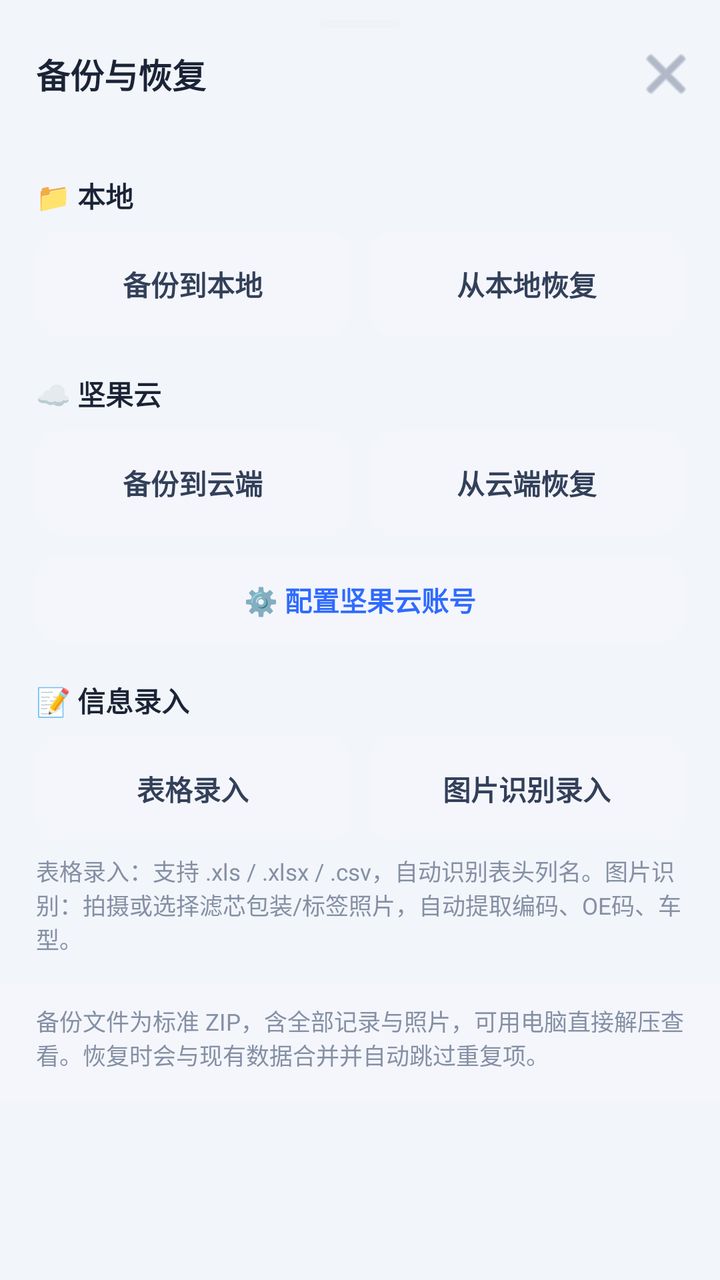
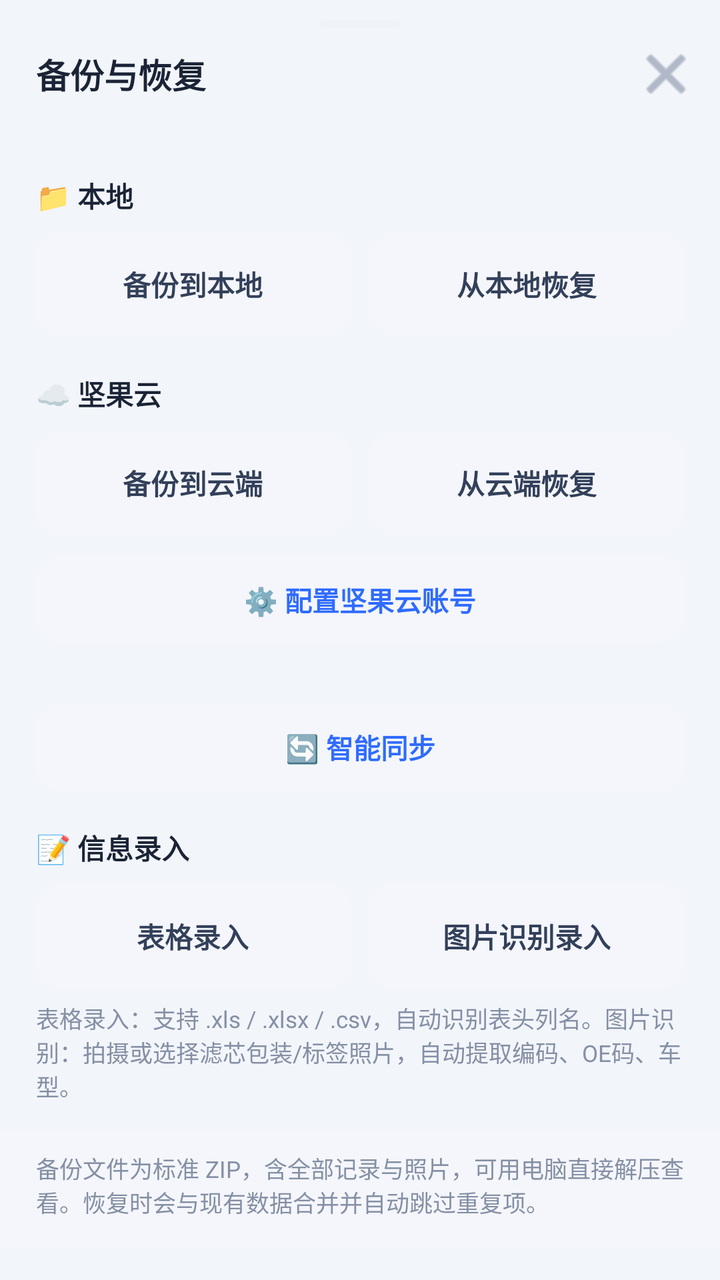

Screens rendered from an Android XML layout before and after an edit, with the pre-edit source and the edit as a unified diff.
<!-- AndroidManifest.xml: application theme Theme.FilterMaster -->
<!-- res/layout/sheet_backup.xml -->
<?xml version="1.0" encoding="utf-8"?>
<ScrollView xmlns:android="http://schemas.android.com/apk/res/android"
    android:layout_width="match_parent"
    android:layout_height="match_parent"
    android:fillViewport="true">

    <LinearLayout
        android:layout_width="match_parent"
        android:layout_height="wrap_content"
        android:orientation="vertical">

    <View
        android:layout_width="40dp"
        android:layout_height="4dp"
        android:layout_gravity="center_horizontal"
        android:layout_marginTop="10dp"
        android:background="@drawable/bg_rounded_8" />

    <LinearLayout
        android:layout_width="match_parent"
        android:layout_height="wrap_content"
        android:gravity="center_vertical"
        android:orientation="horizontal"
        android:paddingLeft="18dp"
        android:paddingRight="12dp"
        android:paddingTop="8dp"
        android:paddingBottom="6dp">

        <TextView
            android:id="@+id/backupSheetTitle"
            android:layout_width="0dp"
            android:layout_height="wrap_content"
            android:layout_weight="1"
            android:text="备份与恢复"
            android:textColor="@color/text_main"
            android:textSize="17sp"
            android:textStyle="bold" />

        <ImageButton
            android:id="@+id/btnBackupClose"
            android:layout_width="30dp"
            android:layout_height="30dp"
            android:background="?attr/selectableItemBackgroundBorderless"
            android:contentDescription="关闭"
            android:src="@android:drawable/ic_menu_close_clear_cancel"
            android:tint="#8590A5" />
    </LinearLayout>

    <TextView
        android:id="@+id/tvBackupSummary"
        android:layout_width="match_parent"
        android:layout_height="wrap_content"
        android:paddingLeft="18dp"
        android:paddingRight="18dp"
        android:paddingBottom="12dp"
        android:textColor="@color/text_sub"
        android:textSize="12.5sp" />

    
    <TextView
        style="@style/SectionTitle"
        android:text="📁 本地" />

    <LinearLayout
        android:layout_width="match_parent"
        android:layout_height="wrap_content"
        android:orientation="horizontal"
        android:paddingLeft="18dp"
        android:paddingRight="18dp">

        <TextView
            android:id="@+id/btnLocalBackup"
            style="@style/ActionTile"
            android:text="备份到本地" />

        <Space
            android:layout_width="10dp"
            android:layout_height="1dp" />

        <TextView
            android:id="@+id/btnLocalRestore"
            style="@style/ActionTile"
            android:text="从本地恢复" />
    </LinearLayout>

    
    <LinearLayout
        android:layout_width="match_parent"
        android:layout_height="wrap_content"
        android:gravity="center_vertical"
        android:orientation="horizontal"
        android:paddingLeft="18dp"
        android:paddingRight="18dp"
        android:paddingTop="18dp"
        android:paddingBottom="8dp">

        <TextView
            android:layout_width="0dp"
            android:layout_height="wrap_content"
            android:layout_weight="1"
            android:text="☁️ 坚果云"
            android:textColor="@color/text_main"
            android:textSize="14sp"
            android:textStyle="bold" />

        <TextView
            android:id="@+id/tvCloudStatus"
            android:layout_width="wrap_content"
            android:layout_height="wrap_content"
            android:textSize="11.5sp" />
    </LinearLayout>

    <LinearLayout
        android:layout_width="match_parent"
        android:layout_height="wrap_content"
        android:orientation="horizontal"
        android:paddingLeft="18dp"
        android:paddingRight="18dp">

        <TextView
            android:id="@+id/btnCloudBackup"
            style="@style/ActionTile"
            android:text="备份到云端" />

        <Space
            android:layout_width="10dp"
            android:layout_height="1dp" />

        <TextView
            android:id="@+id/btnCloudRestore"
            style="@style/ActionTile"
            android:text="从云端恢复" />
    </LinearLayout>

    <TextView
        android:id="@+id/btnCloudSetting"
        android:layout_width="match_parent"
        android:layout_height="wrap_content"
        android:layout_marginLeft="18dp"
        android:layout_marginRight="18dp"
        android:layout_marginTop="10dp"
        android:background="@drawable/bg_field"
        android:gravity="center"
        android:paddingTop="12dp"
        android:paddingBottom="12dp"
        android:text="⚙️ 配置坚果云账号"
        android:textColor="@color/primary"
        android:textSize="13.5sp"
        android:textStyle="bold" />

    
    <TextView
        style="@style/SectionTitle"
        android:layout_marginTop="18dp"
        android:text="📝 信息录入" />

    <LinearLayout
        android:layout_width="match_parent"
        android:layout_height="wrap_content"
        android:orientation="horizontal"
        android:paddingLeft="18dp"
        android:paddingRight="18dp">

        <TextView
            android:id="@+id/btnImportSheet"
            style="@style/ActionTile"
            android:text="表格录入" />

        <Space
            android:layout_width="10dp"
            android:layout_height="1dp" />

        <TextView
            android:id="@+id/btnImportOcr"
            style="@style/ActionTile"
            android:text="图片识别录入" />
    </LinearLayout>

    <TextView
        android:layout_width="match_parent"
        android:layout_height="wrap_content"
        android:layout_marginLeft="18dp"
        android:layout_marginRight="18dp"
        android:layout_marginTop="6dp"
        android:text="表格录入：支持 .xls / .xlsx / .csv，自动识别表头列名。图片识别：拍摄或选择滤芯包装/标签照片，自动提取编码、OE码、车型。"
        android:textColor="@color/text_sub"
        android:textSize="11.5sp" />

    <TextView
        android:layout_width="match_parent"
        android:layout_height="wrap_content"
        android:layout_marginTop="14dp"
        android:background="@color/field_bg"
        android:paddingLeft="18dp"
        android:paddingRight="18dp"
        android:paddingTop="10dp"
        android:paddingBottom="14dp"
        android:text="备份文件为标准 ZIP，含全部记录与照片，可用电脑直接解压查看。恢复时会与现有数据合并并自动跳过重复项。"
        android:textColor="@color/text_sub"
        android:textSize="11.5sp" />
    </LinearLayout>
</ScrollView>
<!-- resources referenced by this layout -->
<resources>
  <color name="field_bg">#F4F6FB</color>
  <color name="primary">#2F6BFF</color>
  <color name="text_main">#1B2436</color>
  <color name="text_sub">#8590A5</color>
  <!-- drawable bg_field (drawable) -->
  <?xml version="1.0" encoding="utf-8"?>
  <shape xmlns:android="http://schemas.android.com/apk/res/android">
      <solid android:color="@color/field_bg" />
      <corners android:radius="12dp" />
  </shape>
  <!-- drawable bg_rounded_8 (drawable) -->
  <?xml version="1.0" encoding="utf-8"?>
  <shape xmlns:android="http://schemas.android.com/apk/res/android">
      <solid android:color="#EFF2F7" />
      <corners android:radius="8dp" />
  </shape>
  <style name="ActionTile">
          <item name="android:layout_width">0dp</item>
          <item name="android:layout_height">wrap_content</item>
          <item name="android:layout_weight">1</item>
          <item name="android:background">@drawable/bg_field</item>
          <item name="android:gravity">center</item>
          <item name="android:paddingTop">16dp</item>
          <item name="android:paddingBottom">16dp</item>
          <item name="android:textColor">#33405A</item>
          <item name="android:textSize">14sp</item>
          <item name="android:textStyle">bold</item>
          <item name="android:lineSpacingExtra">2dp</item>
      </style>
  <style name="SectionTitle">
          <item name="android:layout_width">match_parent</item>
          <item name="android:layout_height">wrap_content</item>
          <item name="android:paddingLeft">18dp</item>
          <item name="android:paddingRight">18dp</item>
          <item name="android:paddingBottom">8dp</item>
          <item name="android:textColor">@color/text_main</item>
          <item name="android:textSize">14sp</item>
          <item name="android:textStyle">bold</item>
      </style>
  <style name="Theme.FilterMaster" parent="Theme.MaterialComponents.Light.NoActionBar">
          <item name="colorPrimary">@color/primary</item>
          <item name="colorPrimaryDark">@color/primary_deep</item>
          <item name="android:statusBarColor">#2456E8</item>
          <item name="android:windowBackground">@color/bg</item>
          <item name="android:windowLightStatusBar">false</item>
      </style>
  <color name="primary_deep">#1E4FD6</color>
  <color name="bg">#F2F5FA</color>
</resources>

<!-- the commit's change to res/layout/sheet_backup.xml (unified diff, before → after) -->
@@ -150,6 +150,34 @@
 
     
     <TextView
+        android:id="@+id/tvLastSyncTime"
+        android:layout_width="match_parent"
+        android:layout_height="wrap_content"
+        android:layout_marginLeft="18dp"
+        android:layout_marginRight="18dp"
+        android:layout_marginTop="6dp"
+        android:textColor="@color/text_sub"
+        android:textSize="11.5sp" />
+
+    
+    <TextView
+        android:id="@+id/btnSmartSync"
+        android:layout_width="match_parent"
+        android:layout_height="wrap_content"
+        android:layout_marginLeft="18dp"
+        android:layout_marginRight="18dp"
+        android:layout_marginTop="8dp"
+        android:background="@drawable/bg_field"
+        android:gravity="center"
+        android:paddingTop="12dp"
+        android:paddingBottom="12dp"
+        android:text="🔄 智能同步"
+        android:textColor="@color/primary"
+        android:textSize="13.5sp"
+        android:textStyle="bold" />
+
+    
+    <TextView
         style="@style/SectionTitle"
         android:layout_marginTop="18dp"
         android:text="📝 信息录入" />
